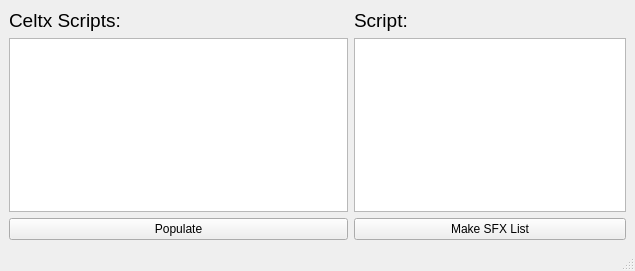
smithbro2115/MixingSessionSetup, file GUI/DesignerFiles/MainWindow.ui: the form before one commit.
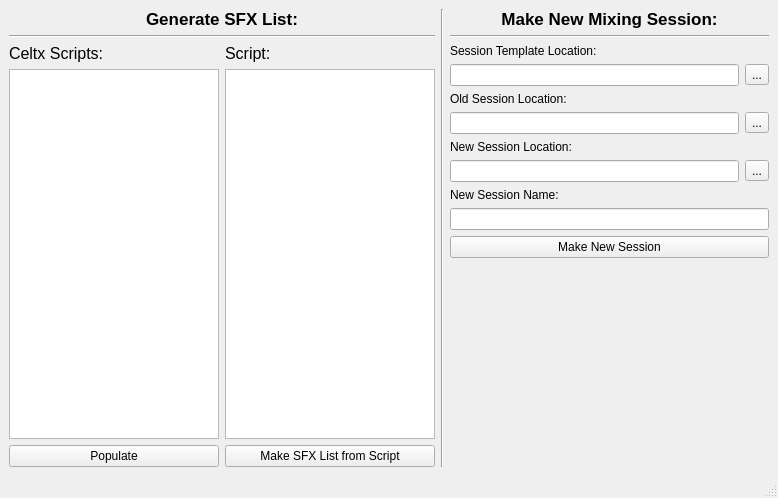
The form after the commit.

Commit message: - Added Template Copying

```diff
--- a/GUI/DesignerFiles/MainWindow.ui
+++ b/GUI/DesignerFiles/MainWindow.ui
@@ -6,32 +6,183 @@
    <rect>
     <x>0</x>
     <y>0</y>
-    <width>635</width>
-    <height>271</height>
+    <width>778</width>
+    <height>498</height>
    </rect>
   </property>
   <property name="windowTitle">
    <string>Setup Mixing Session</string>
   </property>
   <widget class="QWidget" name="centralwidget">
-   <layout class="QGridLayout" name="gridLayout_2">
+   <layout class="QGridLayout" name="gridLayout_2" columnstretch="4,0,3">
+    <item row="0" column="2">
+     <layout class="QGridLayout" name="gridLayout_3">
+      <property name="sizeConstraint">
+       <enum>QLayout::SetMaximumSize</enum>
+      </property>
+      <item row="8" column="0">
+       <widget class="QLineEdit" name="newSessionLocationLineEdit"/>
+      </item>
+      <item row="8" column="1">
+       <widget class="QToolButton" name="newSessionLocationToolButton">
+        <property name="text">
+         <string>...</string>
+        </property>
+       </widget>
+      </item>
+      <item row="1" column="0" colspan="2">
+       <widget class="Line" name="line">
+        <property name="orientation">
+         <enum>Qt::Horizontal</enum>
+        </property>
+       </widget>
+      </item>
+      <item row="10" column="0" colspan="2">
+       <widget class="QLineEdit" name="newSessionNameLineEdit"/>
+      </item>
+      <item row="7" column="0">
+       <widget class="QLabel" name="label_5">
+        <property name="sizePolicy">
+         <sizepolicy hsizetype="Preferred" vsizetype="Preferred">
+          <horstretch>0</horstretch>
+          <verstretch>0</verstretch>
+         </sizepolicy>
+        </property>
+        <property name="text">
+         <string>New Session Location:</string>
+        </property>
+       </widget>
+      </item>
+      <item row="0" column="0" colspan="2">
+       <widget class="QLabel" name="label_6">
+        <property name="font">
+         <font>
+          <pointsize>13</pointsize>
+          <weight>75</weight>
+          <bold>true</bold>
+         </font>
+        </property>
+        <property name="text">
+         <string>Make New Mixing Session:</string>
+        </property>
+        <property name="alignment">
+         <set>Qt::AlignCenter</set>
+        </property>
+       </widget>
+      </item>
+      <item row="2" column="0" colspan="2">
+       <widget class="QLabel" name="label_3">
+        <property name="sizePolicy">
+         <sizepolicy hsizetype="Preferred" vsizetype="Preferred">
+          <horstretch>0</horstretch>
+          <verstretch>0</verstretch>
+         </sizepolicy>
+        </property>
+        <property name="text">
+         <string>Session Template Location:</string>
+        </property>
+       </widget>
+      </item>
+      <item row="4" column="0" colspan="2">
+       <widget class="QLabel" name="label_4">
+        <property name="sizePolicy">
+         <sizepolicy hsizetype="Preferred" vsizetype="Preferred">
+          <horstretch>0</horstretch>
+          <verstretch>0</verstretch>
+         </sizepolicy>
+        </property>
+        <property name="text">
+         <string>Old Session Location:</string>
+        </property>
+       </widget>
+      </item>
+      <item row="5" column="0">
+       <widget class="QLineEdit" name="oldSessionLocationLineEdit">
+        <property name="clearButtonEnabled">
+         <bool>false</bool>
+        </property>
+       </widget>
+      </item>
+      <item row="3" column="1">
+       <widget class="QToolButton" name="sessionTemplateLocationToolButton">
+        <property name="text">
+         <string>...</string>
+        </property>
+       </widget>
+      </item>
+      <item row="3" column="0">
+       <widget class="QLineEdit" name="sessionTemplateLineEdit"/>
+      </item>
+      <item row="11" column="0" colspan="2">
+       <widget class="QPushButton" name="makeNewSessionPushButton">
+        <property name="text">
+         <string>Make New Session</string>
+        </property>
+       </widget>
+      </item>
+      <item row="5" column="1">
+       <widget class="QToolButton" name="oldSessionLocationToolButton">
+        <property name="text">
+         <string>...</string>
+        </property>
+       </widget>
+      </item>
+      <item row="12" column="0" colspan="2">
+       <spacer name="verticalSpacer">
+        <property name="orientation">
+         <enum>Qt::Vertical</enum>
+        </property>
+        <property name="sizeHint" stdset="0">
+         <size>
+          <width>20</width>
+          <height>40</height>
+         </size>
+        </property>
+       </spacer>
+      </item>
+      <item row="9" column="0">
+       <widget class="QLabel" name="label_8">
+        <property name="text">
+         <string>New Session Name:</string>
+        </property>
+       </widget>
+      </item>
+     </layout>
+    </item>
     <item row="0" column="0">
-     <layout class="QGridLayout" name="gridLayout" columnstretch="5,4">
+     <layout class="QGridLayout" name="gridLayout" columnstretch="0,0">
+      <item row="3" column="1">
+       <widget class="QTextBrowser" name="scriptTextBrowser"/>
+      </item>
+      <item row="0" column="0" colspan="2">
+       <widget class="QLabel" name="label_7">
+        <property name="font">
+         <font>
+          <pointsize>13</pointsize>
+          <weight>75</weight>
+          <bold>true</bold>
+         </font>
+        </property>
+        <property name="text">
+         <string>Generate SFX List:</string>
+        </property>
+        <property name="alignment">
+         <set>Qt::AlignCenter</set>
+        </property>
+       </widget>
+      </item>
+      <item row="1" column="0" colspan="2">
+       <widget class="Line" name="line_2">
+        <property name="orientation">
+         <enum>Qt::Horizontal</enum>
+        </property>
+       </widget>
+      </item>
       <item row="2" column="0">
-       <widget class="QPushButton" name="populateCeltxPushButton">
-        <property name="text">
-         <string>Populate</string>
-        </property>
-       </widget>
-      </item>
-      <item row="1" column="0">
-       <widget class="QListWidget" name="celtxScriptsListWidget"/>
-      </item>
-      <item row="0" column="0">
        <widget class="QLabel" name="label">
         <property name="font">
          <font>
-          <pointsize>14</pointsize>
+          <pointsize>12</pointsize>
          </font>
         </property>
         <property name="text">
@@ -39,11 +190,14 @@
         </property>
        </widget>
       </item>
-      <item row="0" column="1">
+      <item row="3" column="0">
+       <widget class="QListWidget" name="celtxScriptsListWidget"/>
+      </item>
+      <item row="2" column="1">
        <widget class="QLabel" name="label_2">
         <property name="font">
          <font>
-          <pointsize>14</pointsize>
+          <pointsize>12</pointsize>
          </font>
         </property>
         <property name="text">
@@ -51,18 +205,29 @@
         </property>
        </widget>
       </item>
-      <item row="1" column="1">
-       <widget class="QTextBrowser" name="scriptTextBrowser"/>
-      </item>
-      <item row="2" column="1">
+      <item row="4" column="1">
        <widget class="QPushButton" name="makeSFXListPushButton">
         <property name="text">
-         <string>Make SFX List</string>
+         <string>Make SFX List from Script</string>
+        </property>
+       </widget>
+      </item>
+      <item row="4" column="0">
+       <widget class="QPushButton" name="populateCeltxPushButton">
+        <property name="text">
+         <string>Populate</string>
         </property>
        </widget>
       </item>
      </layout>
     </item>
+    <item row="0" column="1">
+     <widget class="Line" name="line_3">
+      <property name="orientation">
+       <enum>Qt::Vertical</enum>
+      </property>
+     </widget>
+    </item>
    </layout>
   </widget>
   <widget class="QMenuBar" name="menubar">
```
Left out of the diff: 15 changed lines with no effect on the pictures. The commit also changes 8 other files.
